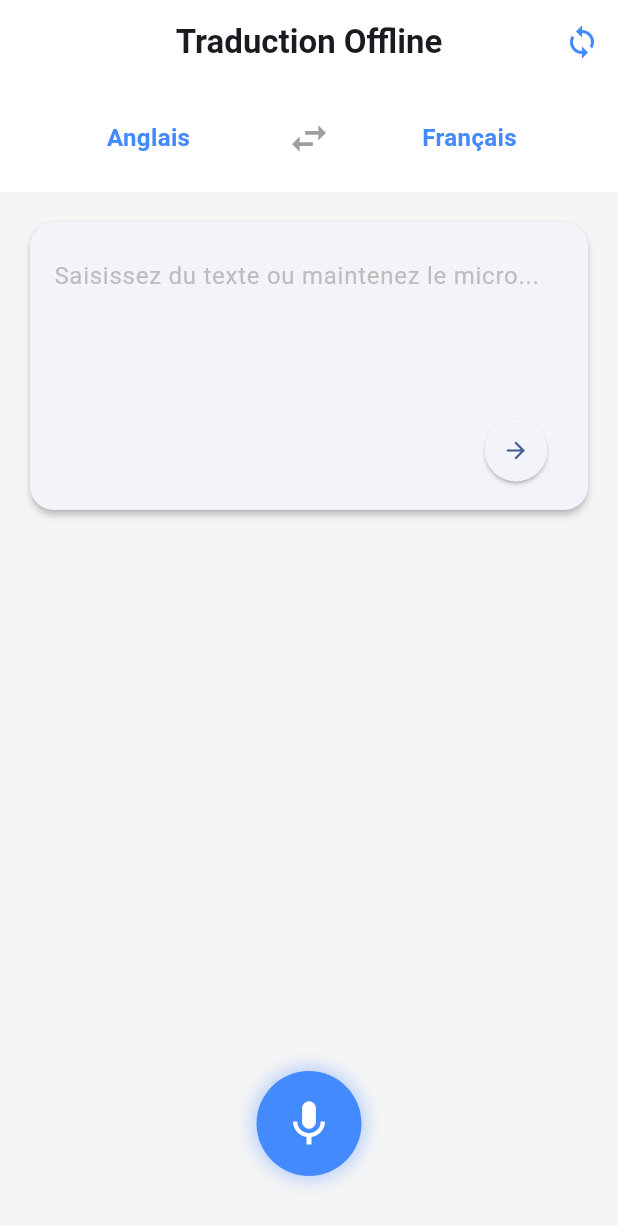
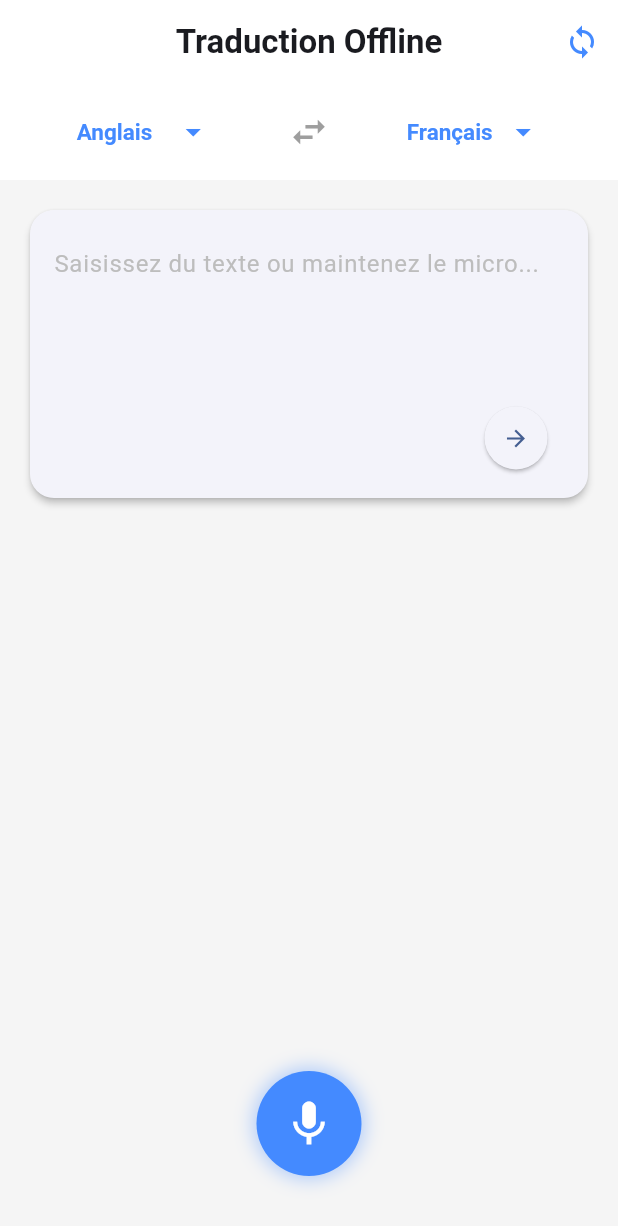
Before and after one commit to Julien-Bui/Offline-Translator, a Flutter app: the screen it shows after launch, after a tap on the "swap horiz" icon, after a tap on the "arrow forward" icon, on a phone screen of 412 x 824 dp. Shown: the top 1226 px of the screen. Run offline on Flutter 3.47's test engine with Material 3 defaults, Android fonts, the phone set to English and light mode, and no system bars; our stand-ins replace permission_handler, speech_to_text, sqflite; missing offline and left inert: google_mlkit_translation; accounts and stored records are empty.

Commit message:
feat: ajout selection dynamique des langues via dropdown

```diff
--- a/mobile/lib/main.dart
+++ b/mobile/lib/main.dart
@@ -43,6 +43,26 @@ class _TranslationScreenState extends State<TranslationScreen> {
   String _sourceLang = "Français";
   String _targetLang = "Anglais";
 
+  // Dictionnaire des langues supportées (Interface -> ML Kit)
+  final Map<String, TranslateLanguage> _supportedLanguages = {
+    "Français": TranslateLanguage.french,
+    "Anglais": TranslateLanguage.english,
+    "Espagnol": TranslateLanguage.spanish,
+    "Allemand": TranslateLanguage.german,
+    "Italien": TranslateLanguage.italian,
+    "Portugais": TranslateLanguage.portuguese,
+  };
+
+  // Dictionnaire pour la reconnaissance vocale (Interface -> Locale Android/iOS)
+  final Map<String, String> _sttLocales = {
+    "Français": "fr_FR",
+    "Anglais": "en_US",
+    "Espagnol": "es_ES",
+    "Allemand": "de_DE",
+    "Italien": "it_IT",
+    "Portugais": "pt_PT",
+  };
+
   @override
   void initState() {
     super.initState();
@@ -60,7 +80,7 @@ class _TranslationScreenState extends State<TranslationScreen> {
       _targetLang = temp;
 
       // Swap texts visually as well if translation exists
-      if (_translatedText.isNotEmpty && !_translatedText.startsWith("[")) {
+      if (_translatedText.isNotEmpty && !_translatedText.startsWith("Erreur")) {
          _inputController.text = _translatedText;
          _translatedText = "";
       }
@@ -74,8 +94,8 @@ class _TranslationScreenState extends State<TranslationScreen> {
     setState(() { _isTranslating = true; });
 
     try {
-      final source = _sourceLang == "Français" ? TranslateLanguage.french : TranslateLanguage.english;
-      final target = _targetLang == "Français" ? TranslateLanguage.french : TranslateLanguage.english;
+      final source = _supportedLanguages[_sourceLang]!;
+      final target = _supportedLanguages[_targetLang]!;
 
       final translator = OnDeviceTranslator(sourceLanguage: source, targetLanguage: target);
       final realTranslation = await translator.translateText(text);
@@ -114,7 +134,7 @@ class _TranslationScreenState extends State<TranslationScreen> {
             _inputController.text = val.recognizedWords;
           });
         },
-        localeId: _sourceLang == "Français" ? "fr_FR" : "en_US",
+        localeId: _sttLocales[_sourceLang] ?? "en_US",
       );
     }
   }
@@ -125,6 +145,19 @@ class _TranslationScreenState extends State<TranslationScreen> {
     if (_inputController.text.isNotEmpty) {
       _translate();
     }
+  }
+
+  Widget _buildLanguageDropdown(String currentValue, ValueChanged<String?> onChanged) {
+    return DropdownButton<String>(
+      value: currentValue,
+      underline: const SizedBox(), // Masque la ligne par défaut
+      icon: const Icon(Icons.arrow_drop_down, color: Colors.blueAccent),
+      style: const TextStyle(fontSize: 15, fontWeight: FontWeight.bold, color: Colors.blueAccent),
+      onChanged: onChanged,
+      items: _supportedLanguages.keys.map((lang) {
+        return DropdownMenuItem(value: lang, child: Text(lang));
+      }).toList(),
+    );
   }
 
   @override
@@ -145,19 +178,31 @@ class _TranslationScreenState extends State<TranslationScreen> {
       ),
       body: Column(
         children: [
-          // Language Bar
+          // Language Bar with Dropdowns
           Container(
             color: Colors.white,
-            padding: const EdgeInsets.symmetric(horizontal: 16, vertical: 12),
+            padding: const EdgeInsets.symmetric(horizontal: 10, vertical: 8),
             child: Row(
               mainAxisAlignment: MainAxisAlignment.spaceEvenly,
               children: [
-                Expanded(child: Center(child: Text(_sourceLang, style: const TextStyle(fontSize: 16, fontWeight: FontWeight.bold, color: Colors.blueAccent)))),
+                Expanded(
+                  child: Center(
+                    child: _buildLanguageDropdown(_sourceLang, (val) {
+                      if (val != null) setState(() => _sourceLang = val);
+                    }),
+                  ),
+                ),
                 IconButton(
-                  icon: const Icon(Icons.swap_horiz, size: 30, color: Colors.grey),
+                  icon: const Icon(Icons.swap_horiz, size: 28, color: Colors.grey),
                   onPressed: _swapLanguages,
                 ),
-                Expanded(child: Center(child: Text(_targetLang, style: const TextStyle(fontSize: 16, fontWeight: FontWeight.bold, color: Colors.blueAccent)))),
+                Expanded(
+                  child: Center(
+                    child: _buildLanguageDropdown(_targetLang, (val) {
+                      if (val != null) setState(() => _targetLang = val);
+                    }),
+                  ),
+                ),
               ],
             ),
           ),
```
